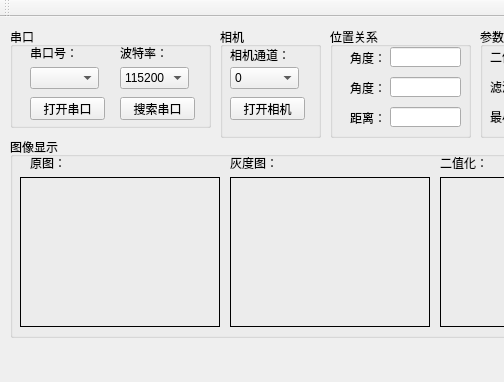
zhuChengChao/GraduateDesign_Upper, file Upper/mainwindow.ui: the form before one commit; both pictures show x 0 to 504 and y 0 to 382 of the 722 by 382 pixel window.
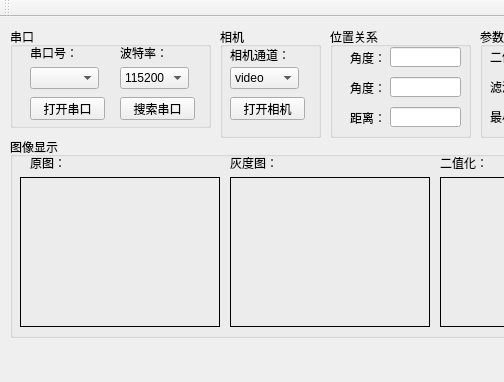
The form after the commit.

The edit to the form file:
```diff
--- a/Upper/mainwindow.ui
+++ b/Upper/mainwindow.ui
@@ -148,6 +148,11 @@
        <height>22</height>
       </rect>
      </property>
+     <item>
+      <property name="text">
+       <string>video</string>
+      </property>
+     </item>
      <item>
       <property name="text">
        <string>0</string>
```
Left out of the diff: 4 changed lines with no effect on the pictures.
